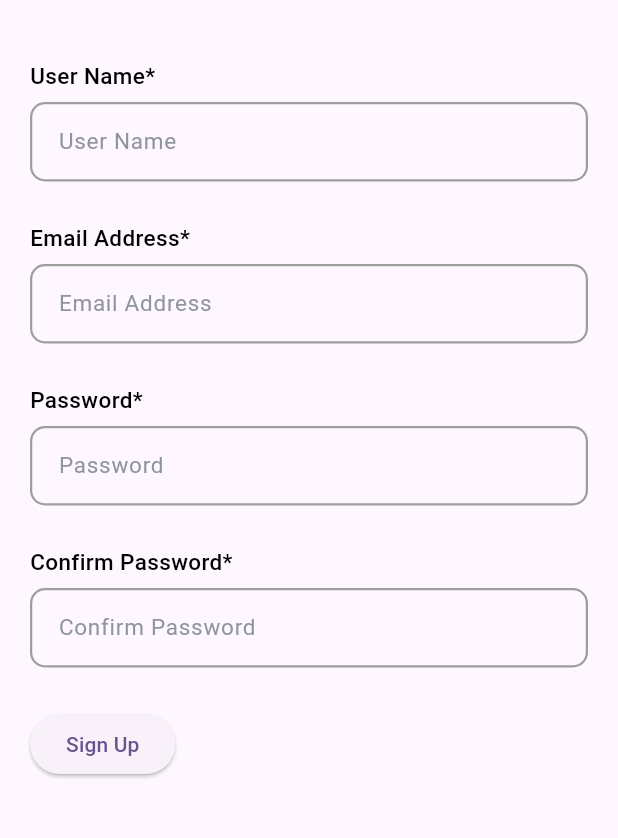
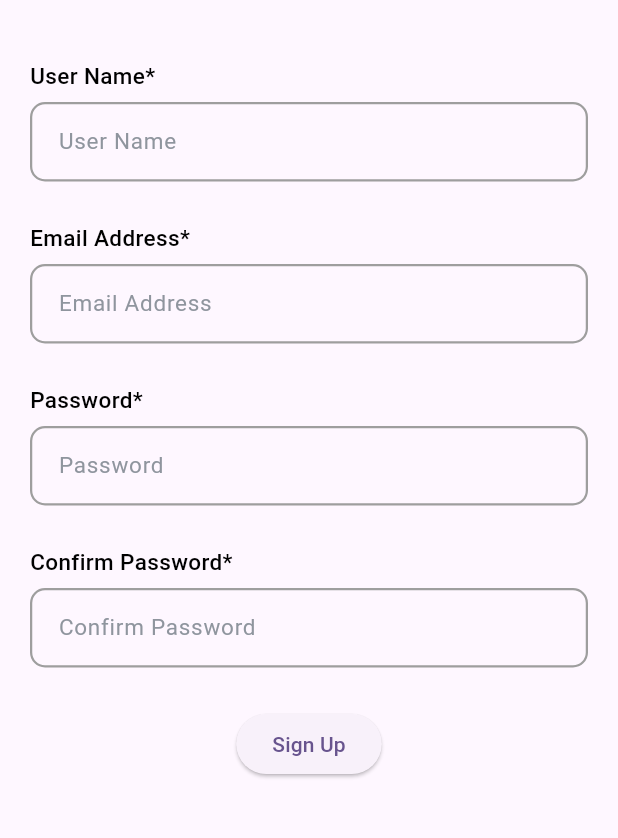
Before and after one commit to Jarvis-Technolabs/flutter_custom_utility, a Flutter app: the ValidationRegexExamplePage screen opened directly, on a phone screen of 412 x 824 dp, the part 84-922 px from its top. Run offline on Flutter 3.47's test engine with Material 3 defaults, Android fonts, the phone set to English and light mode, and no system bars; our stand-ins replace flutter_cache_manager, fluttertoast, open_filex.

Commit message:
Update Readme and other fix.....

```diff
--- a/example/lib/src/pages/date_time_utility_example.dart
+++ b/example/lib/src/pages/date_time_utility_example.dart
@@ -21,6 +21,7 @@ class _DateTimeUtilityExamplePageState
       ),
       body: SingleChildScrollView(
         child: Column(
+          crossAxisAlignment: CrossAxisAlignment.start,
           children: [
             const Padding(
               padding: EdgeInsets.all(8.0),
--- a/example/lib/src/pages/validation_regex_example_page.dart
+++ b/example/lib/src/pages/validation_regex_example_page.dart
@@ -176,7 +176,8 @@ class _ValidationRegexExamplePageState
                                 stream: _signUpFormErrorStreamController.stream,
                                 initialData: false,
                                 builder: (context, snapshot) {
-                                  return ElevatedButton(
+                                  return Center(
+                                    child: ElevatedButton(
                                       onPressed: () {
                                         final isValid =
                                             _formKey.currentState!.validate();
@@ -188,10 +189,11 @@ class _ValidationRegexExamplePageState
                                         }
                                       },
                                       child: Text("Sign Up"),
+                                    ),
                                   );
                                 }),
                             const SizedBox(
-                              height: 30,
+                              height: 10,
                             ),
                           ],
                         ),
--- a/example/pubspec.yaml
+++ b/example/pubspec.yaml
@@ -32,7 +32,7 @@ dependencies:
     sdk: flutter
   flutter_custom_utility:
     path: ../
-  intl: 0.18.1
+  intl: ^0.19.0
   # The following adds the Cupertino Icons font to your application.
   # Use with the CupertinoIcons class for iOS style icons.
 
--- a/lib/src/regex_validation_util.dart
+++ b/lib/src/regex_validation_util.dart
@@ -1,4 +1,4 @@
-import 'package:flutter_custom_utility/src/Constant/regex_constant.dart';
+import 'package:flutter_custom_utility/src/constant/regex_constant.dart';
 
 class RegexValidationUtil {
   ///CustomRegex
--- a/pubspec.yaml
+++ b/pubspec.yaml
@@ -1,7 +1,7 @@
 name: flutter_custom_utility
 description: Flutter custom utility Package
 version: 0.0.1
-homepage:
+homepage: https://jarvistechnolabs.com/
 
 environment:
   sdk: '>=3.1.5 <4.0.0'
@@ -10,7 +10,7 @@ environment:
 dependencies:
   flutter:
     sdk: flutter
-  intl: 0.18.1
+  intl: ^0.19.0
   open_filex: ^4.4.0
   fluttertoast: ^8.2.4
   url_launcher: ^6.2.5
```
Also changed, not shown: example/assets/images/screenshot-1710246676868.png (added), example/assets/images/screenshot-1710246706947.png (added), example/assets/images/screenshot-1710246841179.png (added), example/pubspec.lock, 1 other file. Lines whose indentation alone changed are shown as unchanged.
